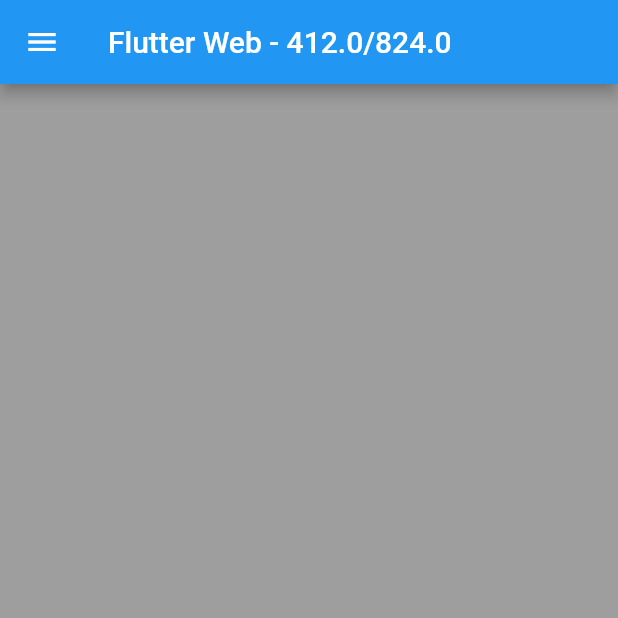
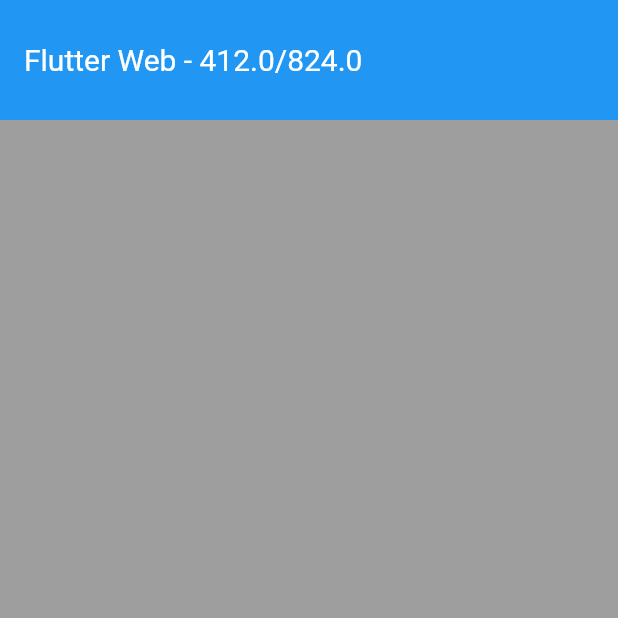
Before and after one commit to raphapfeifer/carros_flutter_web, a Flutter app: the screen it shows after launch, on a phone screen of 412 x 824 dp, the top half of it. Run offline on Flutter 3.47's test engine with Material 2 defaults, Android fonts, the phone set to English and light mode, and no system bars.

Commit message:
Refatoração do header e menu

```diff
--- a/lib/constants.dart
+++ b/lib/constants.dart
@@ -1,2 +1,4 @@
 
 double menuWidth = 230;
+
+double headerHeight = 80;
--- a/lib/home.dart
+++ b/lib/home.dart
@@ -1,3 +1,6 @@
+import 'package:carros_flutter_web/web/header.dart';
+import 'package:carros_flutter_web/web/menu.dart';
+import 'package:flutter/cupertino.dart';
 import 'package:flutter/material.dart';
 
 import 'constants.dart';
@@ -11,60 +14,59 @@
 
   Size get size => MediaQuery.of(context).size;
 
-  bool get showDrawer => size.width <= 760;
+  bool get showMenu => size.width > 500;
+
 
   @override
   Widget build(BuildContext context) {
-
-
     return Scaffold(
-      appBar: AppBar(
-        title: Text('Flutter Web - ${size.width}/${size.height}'),
-        automaticallyImplyLeading: showDrawer,
-      ),
-      body: _body(),
-      drawer: Drawer(
-        child: _menu(),
+      body: Column(
+        children: [
+          _header(),
+          _body(),
+        ],
       ),
     );
   }
 
+   _header() {
+    return Container(
+          padding: EdgeInsets.all(16.0),
+          width: size.width,
+          height: headerHeight,
+          color: Colors.blue,
+          child: Header(),
+        );
+  }
+
    _body() {
-
-    return showDrawer
-      ? _right() :
+    return Container(
+          width: size.width,
+          height: size.height - headerHeight,
+          child: showMenu ?
           Row(
             children: [
               _menu(),
               _right(),
             ],
+          )
+       :  _right(),
         );
   }
+
+
 
   _menu() {
     return Container(
       width: menuWidth,
       color: Colors.blue[100],
-      child: ListView(
-        children: [
-          ListTile(
-            leading: Icon(Icons.star),
-            title: Text("Item1"),
-          ),ListTile(
-            leading: Icon(Icons.star),
-            title: Text("Item2"),
-          ),ListTile(
-            leading: Icon(Icons.star),
-            title: Text("Item3"),
-          )
-        ],
-      )
+      child: Menu(),
     );
   }
 
   _right() {
     return Container(
-      width: showDrawer ? size.width : size.width - menuWidth,
+      width:  showMenu ? size.width - menuWidth : size.width,
       color: Colors.grey,
     );
   }
--- /dev/null
+++ b/lib/web/header.dart
@@ -0,0 +1,16 @@
+
+import 'package:flutter/material.dart';
+
+class Header extends StatelessWidget {
+  @override
+  Widget build(BuildContext context) {
+
+    Size size = MediaQuery.of(context).size;
+
+    return Row(
+      children: [
+        Text('Flutter Web - ${size.width}/${size.height}',style: TextStyle(color: Colors.white),),
+      ],
+    );
+  }
+}
--- /dev/null
+++ b/lib/web/menu.dart
@@ -0,0 +1,27 @@
+
+import 'package:flutter/material.dart';
+
+class Menu extends StatefulWidget {
+  @override
+  _MenuState createState() => _MenuState();
+}
+
+class _MenuState extends State<Menu> {
+  @override
+  Widget build(BuildContext context) {
+    return ListView(
+      children: [
+        ListTile(
+          leading: Icon(Icons.star),
+          title: Text("Item1"),
+        ),ListTile(
+          leading: Icon(Icons.star),
+          title: Text("Item2"),
+        ),ListTile(
+          leading: Icon(Icons.star),
+          title: Text("Item3"),
+        )
+      ],
+    );
+  }
+}
```
Lines whose indentation alone changed are shown as unchanged.
